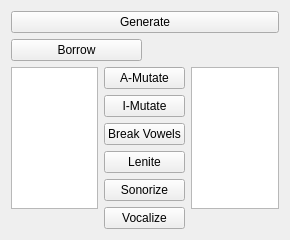
First picture: the form in language.ui, repository tps12/Tec-Nine, before the edit.
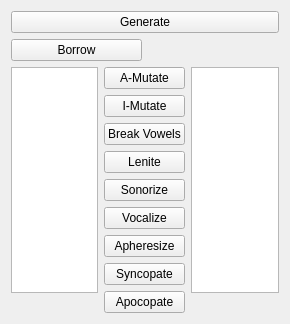
Second picture: the form after the edit.

```diff
--- a/language.ui
+++ b/language.ui
@@ -110,6 +110,27 @@
          </property>
         </widget>
        </item>
+       <item>
+        <widget class="QPushButton" name="apheresize">
+         <property name="text">
+          <string>Apheresize</string>
+         </property>
+        </widget>
+       </item>
+       <item>
+        <widget class="QPushButton" name="syncopate">
+         <property name="text">
+          <string>Syncopate</string>
+         </property>
+        </widget>
+       </item>
+       <item>
+        <widget class="QPushButton" name="apocopate">
+         <property name="text">
+          <string>Apocopate</string>
+         </property>
+        </widget>
+       </item>
       </layout>
      </item>
      <item>
```
